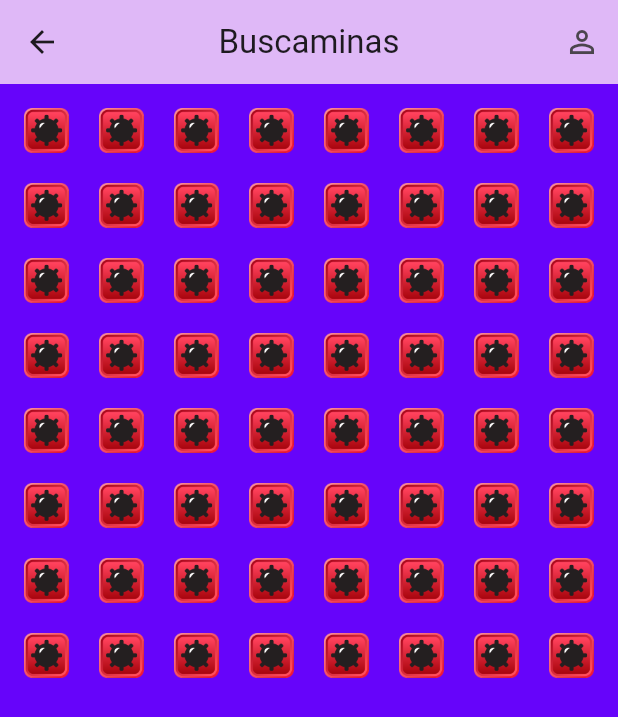
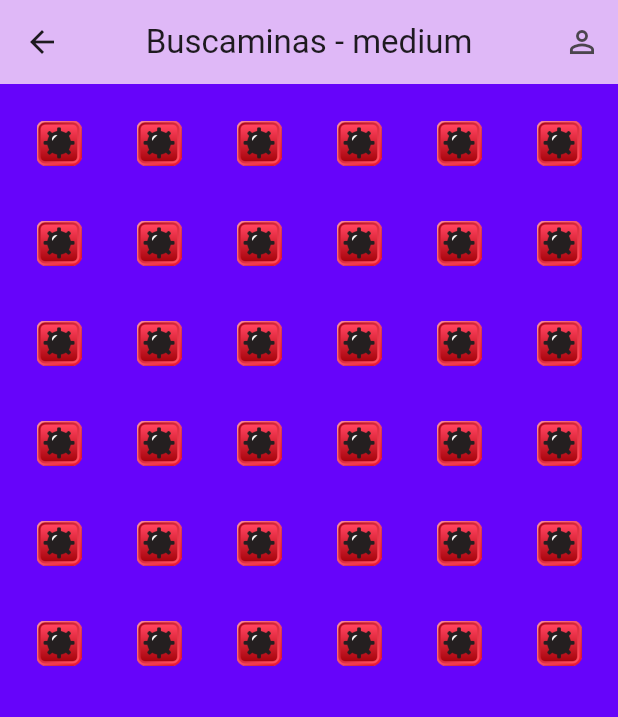
Before and after one commit to Lord-Aitel/3479A321_2022479051, a Flutter app: the screen it shows after launch, after a tap on "Ir a Juego", on a phone screen of 412 x 824 dp. Shown: the top 717 px of the screen. Run offline on Flutter 3.47's test engine with Material 3 defaults, Android fonts, the phone set to English and light mode, and no system bars; our stand-ins replace logger.

Commit message:
recepcion y uso de datos junto con parametros lista y validada

```diff
--- a/lib/main.dart
+++ b/lib/main.dart
@@ -21,6 +21,7 @@ class MyApp extends StatelessWidget {
 
   @override
   Widget build(BuildContext context) {
+
     return MaterialApp(
       title: 'Buscaminas',
       theme: ThemeData(
@@ -45,5 +46,6 @@ class MyApp extends StatelessWidget {
         },
       //home: const MinesweeperScreen(), // Apuntamos a nuestra nueva pantalla
       );
+
   }
 }
--- a/lib/ui/screens/menu_screen.dart
+++ b/lib/ui/screens/menu_screen.dart
@@ -12,7 +12,8 @@ class MenuScreen extends StatelessWidget {
           mainAxisAlignment: MainAxisAlignment.center,
           children: [
             ElevatedButton(
-              onPressed: () => Navigator.pushNamed(context, '/game'),
+              onPressed: () => Navigator.pushNamed(context, '/game',
+              arguments: {'difficulty': 'medium', 'gridSize': 6}), // parametros al iniciar el buscaminas
               child: const Text('Ir a Juego'),
             ),
             const SizedBox(height: 16),
--- a/lib/ui/screens/minesweeper_screen.dart
+++ b/lib/ui/screens/minesweeper_screen.dart
@@ -13,16 +13,21 @@ class MinesweeperScreen extends StatefulWidget {
 }
 
 class _MinesweeperScreenState extends State<MinesweeperScreen> {
-  // Definimos el tamaño del tablero
+  /* Definimos el tamaño del tablero
   final int rows = 8;
-  final int columns = 8;
+  final int columns = 8;*/
 
   @override
   Widget build(BuildContext context) {
+    final args = ModalRoute.of(context)?.settings.arguments as Map<String, dynamic>?;
+
+    final String difficulty = args?['difficulty'] ?? 'Desconocida';
+    final int gridSize = args?['gridSize'] ?? 10; //
+
     return Scaffold(
       appBar: AppBar(
         backgroundColor: Theme.of(context).colorScheme.inversePrimary,
-        title: const Text("Buscaminas"),
+        title: Text("Buscaminas - $difficulty"), // se señala la dificultad en el título
         centerTitle: true,
 
         actions: [
@@ -42,11 +47,11 @@ class _MinesweeperScreenState extends State<MinesweeperScreen> {
         child: GridView.builder(
           // Configuración de la cuadrícula
           gridDelegate: SliverGridDelegateWithFixedCrossAxisCount(
-            crossAxisCount: columns, // Número de columnas
+            crossAxisCount: gridSize, // Número de columnas, ahora dependiente del argumento recibido
             mainAxisSpacing: 4.0,    // Espaciado vertical
             crossAxisSpacing: 4.0,   // Espaciado horizontal
           ),
-          itemCount: rows * columns, // Total de celdas
+          itemCount: gridSize * gridSize, // Total de celdas, ahora dependiente del argumento recibido
           itemBuilder: (context, index) {
             bool tieneMina = index % 7 == 0;
 
```
